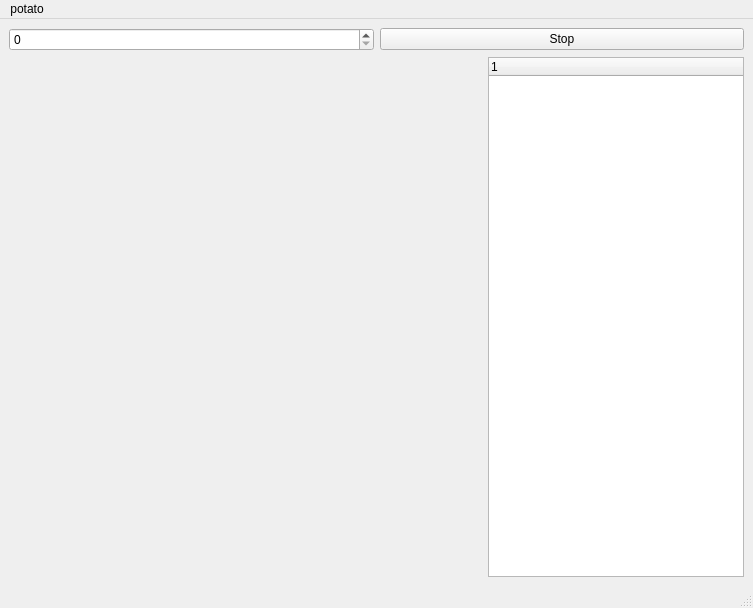
Old version of the form mainwindow.ui in the repository robotadasufsc/Exposer-Gui.
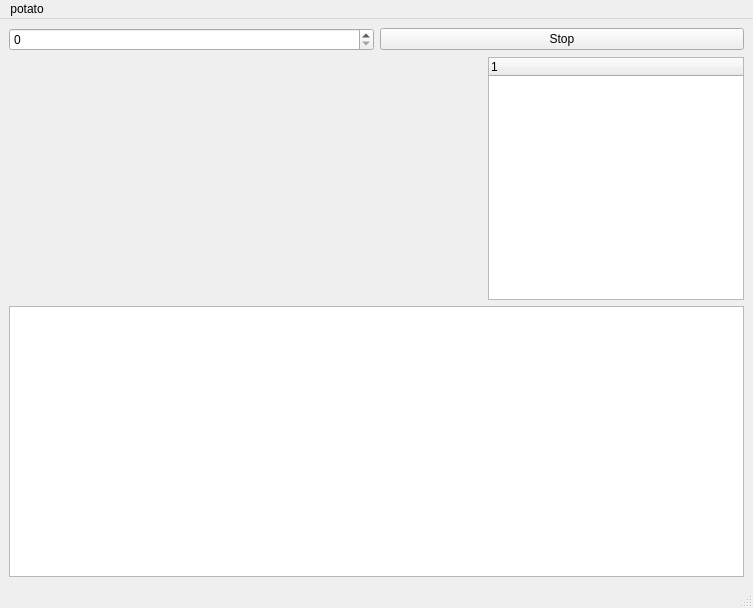
New version of the form. Custom widgets are drawn as their Qt base class.

The edit to the form file:
```diff
--- a/mainwindow.ui
+++ b/mainwindow.ui
@@ -74,6 +74,9 @@
       </item>
      </layout>
     </item>
+    <item>
+     <widget class="QPlainTextEdit" name="console"/>
+    </item>
    </layout>
   </widget>
   <widget class="QMenuBar" name="menubar">
```
